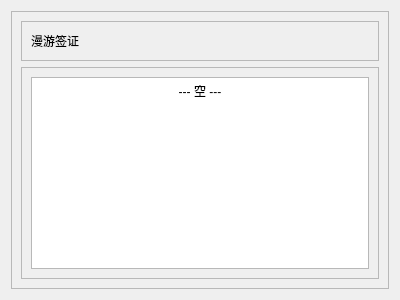
First picture: the form in res/ui/set_02.ui, repository Shasnow/StarRailAssistant, before the edit.
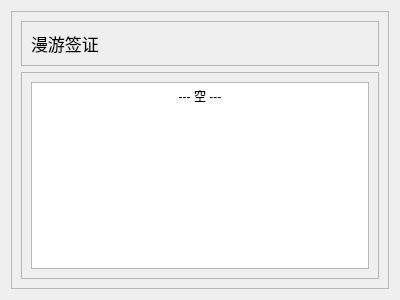
Second picture: the form after the edit.

Commit message: change font size

Diff of the .ui file:
```diff
--- a/res/ui/set_02.ui
+++ b/res/ui/set_02.ui
@@ -10,6 +10,11 @@
     <height>300</height>
    </rect>
   </property>
+  <property name="font">
+   <font>
+    <pointsize>13</pointsize>
+   </font>
+  </property>
   <property name="windowTitle">
    <string>Form</string>
   </property>
@@ -66,6 +71,11 @@
         <layout class="QVBoxLayout" name="verticalLayout">
          <item>
           <widget class="QTextBrowser" name="textBrowser">
+           <property name="font">
+            <font>
+             <pointsize>12</pointsize>
+            </font>
+           </property>
            <property name="html">
             <string>&lt;!DOCTYPE HTML PUBLIC &quot;-//W3C//DTD HTML 4.0//EN&quot; &quot;http://www.w3.org/TR/REC-html40/strict.dtd&quot;&gt;
 &lt;html&gt;&lt;head&gt;&lt;meta name=&quot;qrichtext&quot; content=&quot;1&quot; /&gt;&lt;meta charset=&quot;utf-8&quot; /&gt;&lt;style type=&quot;text/css&quot;&gt;
@@ -73,8 +83,8 @@
 hr { height: 1px; border-width: 0; }
 li.unchecked::marker { content: &quot;\2610&quot;; }
 li.checked::marker { content: &quot;\2612&quot;; }
-&lt;/style&gt;&lt;/head&gt;&lt;body style=&quot; font-family:'Microsoft YaHei UI'; font-size:9pt; font-weight:400; font-style:normal;&quot;&gt;
-&lt;p align=&quot;center&quot; style=&quot; margin-top:0px; margin-bottom:0px; margin-left:0px; margin-right:0px; -qt-block-indent:0; text-indent:0px;&quot;&gt;--- 空 ---&lt;/p&gt;&lt;/body&gt;&lt;/html&gt;</string>
+&lt;/style&gt;&lt;/head&gt;&lt;body style=&quot; font-family:'Microsoft YaHei UI'; font-size:12pt; font-weight:400; font-style:normal;&quot;&gt;
+&lt;p align=&quot;center&quot; style=&quot; margin-top:0px; margin-bottom:0px; margin-left:0px; margin-right:0px; -qt-block-indent:0; text-indent:0px;&quot;&gt;&lt;span style=&quot; font-size:9pt;&quot;&gt;--- 空 ---&lt;/span&gt;&lt;/p&gt;&lt;/body&gt;&lt;/html&gt;</string>
            </property>
           </widget>
          </item>
```
The commit also changes 10 other files.
